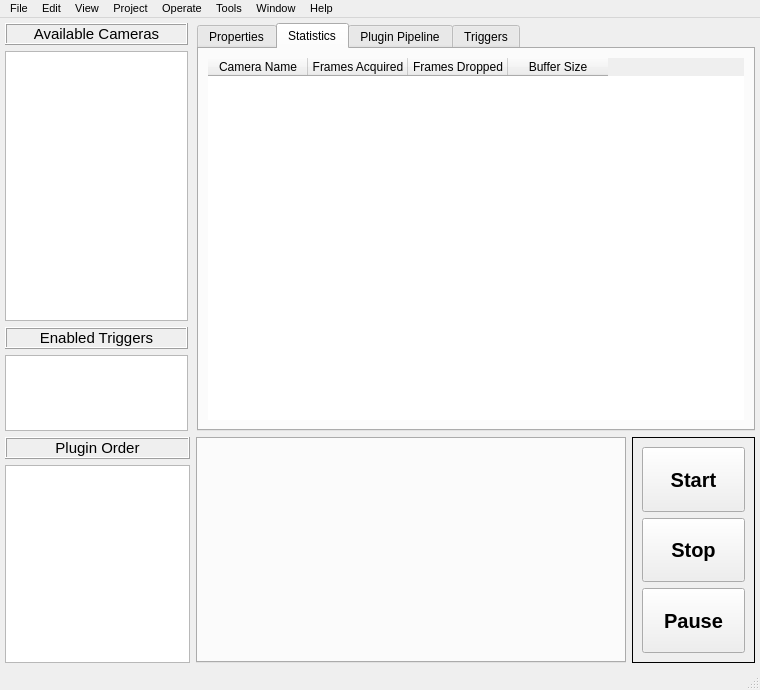
This is interface/design/mainWindow.ui in nathanielnyema/rataGUI as Qt 5 draws it before an edit. The edited form follows.
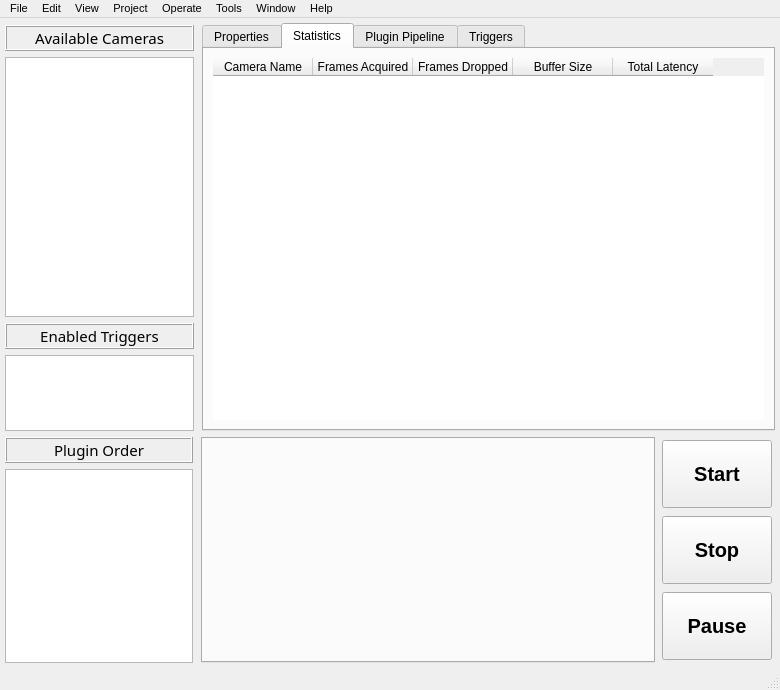
This is the edited form. The open tabs and pages were chosen to show the change. Custom widgets are drawn as their Qt base class.

The edit to the form file:
```diff
--- a/interface/design/mainWindow.ui
+++ b/interface/design/mainWindow.ui
@@ -6,7 +6,7 @@
    <rect>
     <x>0</x>
     <y>0</y>
-    <width>760</width>
+    <width>780</width>
     <height>690</height>
    </rect>
   </property>
@@ -39,19 +39,35 @@
      <number>5</number>
     </property>
     <item>
-     <layout class="QHBoxLayout" name="camControl" stretch="2,6">
+     <layout class="QHBoxLayout" name="camControl" stretch="1,3">
       <item>
        <layout class="QVBoxLayout" name="camListLayout" stretch="0,0,0,0">
         <property name="spacing">
          <number>6</number>
         </property>
+        <property name="topMargin">
+         <number>2</number>
+        </property>
         <property name="rightMargin">
-         <number>3</number>
+         <number>2</number>
         </property>
         <item>
          <widget class="QLabel" name="camListLabel">
+          <property name="sizePolicy">
+           <sizepolicy hsizetype="Minimum" vsizetype="Preferred">
+            <horstretch>0</horstretch>
+            <verstretch>0</verstretch>
+           </sizepolicy>
+          </property>
+          <property name="maximumSize">
+           <size>
+            <width>260</width>
+            <height>16777215</height>
+           </size>
+          </property>
           <property name="font">
            <font>
+            <family>Segoe UI Semibold</family>
             <pointsize>11</pointsize>
             <weight>50</weight>
             <bold>false</bold>
@@ -73,6 +89,12 @@
         </item>
         <item>
          <widget class="QListWidget" name="cam_list">
+          <property name="maximumSize">
+           <size>
+            <width>240</width>
+            <height>16777215</height>
+           </size>
+          </property>
           <property name="font">
            <font>
             <pointsize>10</pointsize>
@@ -91,8 +113,21 @@
         </item>
         <item>
          <widget class="QLabel" name="triggerListLabel">
+          <property name="sizePolicy">
+           <sizepolicy hsizetype="Minimum" vsizetype="Preferred">
+            <horstretch>0</horstretch>
+            <verstretch>0</verstretch>
+           </sizepolicy>
+          </property>
+          <property name="maximumSize">
+           <size>
+            <width>240</width>
+            <height>16777215</height>
+           </size>
+          </property>
           <property name="font">
            <font>
+            <family>Segoe UI Semibold</family>
             <pointsize>11</pointsize>
             <weight>50</weight>
             <bold>false</bold>
@@ -126,6 +161,12 @@
             <height>0</height>
            </size>
           </property>
+          <property name="maximumSize">
+           <size>
+            <width>240</width>
+            <height>16777215</height>
+           </size>
+          </property>
           <property name="font">
            <font>
             <pointsize>10</pointsize>
@@ -258,6 +299,11 @@
               <string>Buffer Size</string>
              </property>
             </column>
+            <column>
+             <property name="text">
+              <string>Total Latency</string>
+             </property>
+            </column>
            </widget>
           </item>
          </layout>
@@ -331,7 +377,7 @@
      </layout>
     </item>
     <item>
-     <layout class="QHBoxLayout" name="pluginControl" stretch="3,7,2">
+     <layout class="QHBoxLayout" name="pluginControl" stretch="5,12,3">
       <property name="sizeConstraint">
        <enum>QLayout::SetMinimumSize</enum>
       </property>
@@ -347,12 +393,25 @@
          <number>6</number>
         </property>
         <property name="rightMargin">
-         <number>0</number>
+         <number>2</number>
         </property>
         <item>
          <widget class="QLabel" name="pluginListLabel">
+          <property name="sizePolicy">
+           <sizepolicy hsizetype="Minimum" vsizetype="Preferred">
+            <horstretch>0</horstretch>
+            <verstretch>0</verstretch>
+           </sizepolicy>
+          </property>
+          <property name="maximumSize">
+           <size>
+            <width>240</width>
+            <height>16777215</height>
+           </size>
+          </property>
           <property name="font">
            <font>
+            <family>Segoe UI Semibold</family>
             <pointsize>11</pointsize>
             <weight>50</weight>
             <bold>false</bold>
@@ -374,6 +433,12 @@
         </item>
         <item>
          <widget class="QListWidget" name="plugin_list">
+          <property name="maximumSize">
+           <size>
+            <width>240</width>
+            <height>16777215</height>
+           </size>
+          </property>
           <property name="font">
            <font>
             <pointsize>10</pointsize>
@@ -418,13 +483,37 @@
       </item>
       <item>
        <widget class="QFrame" name="frame">
+        <property name="maximumSize">
+         <size>
+          <width>120</width>
+          <height>16777215</height>
+         </size>
+        </property>
         <property name="frameShape">
-         <enum>QFrame::Box</enum>
+         <enum>QFrame::NoFrame</enum>
         </property>
         <property name="frameShadow">
-         <enum>QFrame::Plain</enum>
+         <enum>QFrame::Raised</enum>
+        </property>
+        <property name="lineWidth">
+         <number>0</number>
         </property>
         <layout class="QVBoxLayout" name="verticalLayout">
+         <property name="spacing">
+          <number>8</number>
+         </property>
+         <property name="leftMargin">
+          <number>1</number>
+         </property>
+         <property name="topMargin">
+          <number>3</number>
+         </property>
+         <property name="rightMargin">
+          <number>3</number>
+         </property>
+         <property name="bottomMargin">
+          <number>3</number>
+         </property>
          <item>
           <widget class="QPushButton" name="start_button">
            <property name="sizePolicy">
@@ -515,7 +604,7 @@
     <rect>
      <x>0</x>
      <y>0</y>
-     <width>760</width>
+     <width>780</width>
      <height>18</height>
     </rect>
    </property>
```
Left out of the diff: 6 changed lines with no effect on the pictures.
